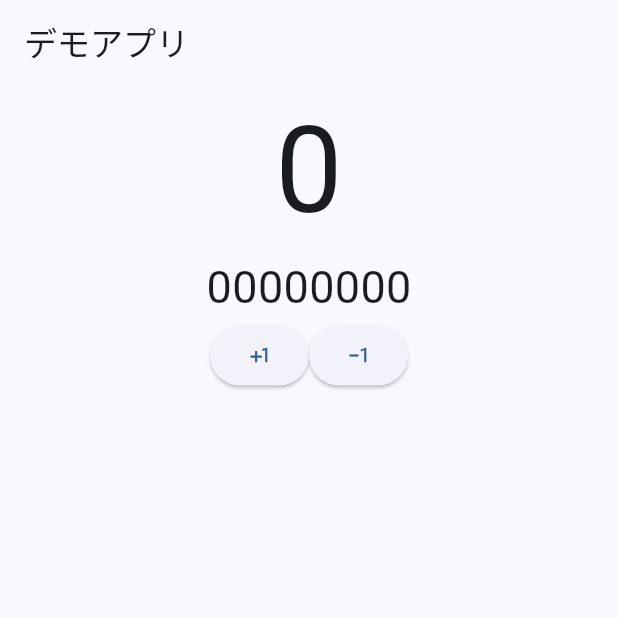
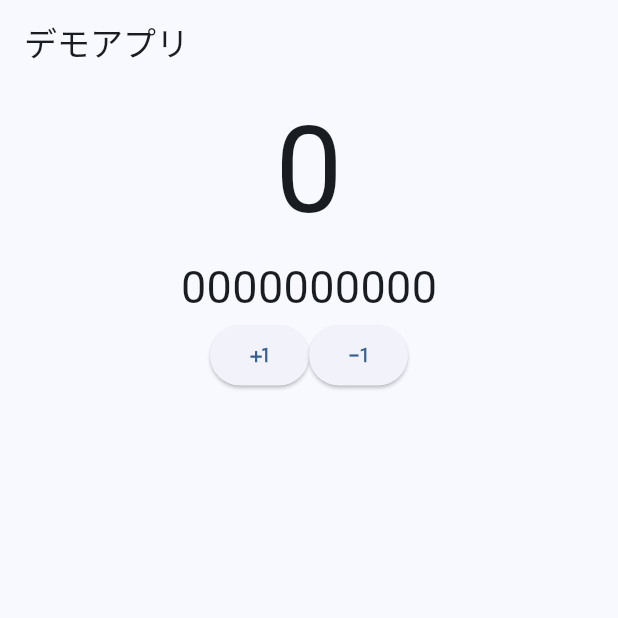
Before and after one commit to frapt-361/flutter_application_1, a Flutter app: the screen it shows after launch, on a phone screen of 412 x 824 dp, the top half of it. Run offline on Flutter 3.47's test engine with Material 3 defaults, Android fonts, the phone set to English and light mode, and no system bars.

Commit message:
bin-digit-refactering

```diff
--- a/lib/main.dart
+++ b/lib/main.dart
@@ -11,7 +11,7 @@ class MyApp2 extends StatelessWidget{
   @override
   Widget build(BuildContext context) {
     return MaterialApp(
-      title: '実践演習0620', home: MyHome(),
+      title: '実践演習0620', home: const MyHome(),
       theme: ThemeData(
 
         colorScheme: ColorScheme.fromSeed(seedColor: Colors.blue),
@@ -35,7 +35,7 @@ class _MyHomeState extends State<MyHome>{
   @override
   Widget build(BuildContext context) {
     return Scaffold(
-      appBar: AppBar(title: Text('デモアプリ')),
+      appBar: AppBar(title: const Text('デモアプリ')),
       floatingActionButton: FloatingActionButton(
         onPressed: ()=>{
           setState((){
@@ -47,19 +47,12 @@ class _MyHomeState extends State<MyHome>{
 
       body: Column(
         children: [
-          Text("$count",style: TextStyle(fontSize: 80),),
+          Text("$count",style: const TextStyle(fontSize: 80),),
           Row(
             mainAxisAlignment: MainAxisAlignment.center,
-            children: [
-              BinDigit(value:count, digit: 7),
-              BinDigit(value:count, digit: 6),
-              BinDigit(value:count, digit: 5),
-              BinDigit(value:count, digit: 4),
-              BinDigit(value:count, digit: 3),
-              BinDigit(value:count, digit: 2),
-              BinDigit(value:count, digit: 1),
-              BinDigit(value:count, digit: 0),
-            ],
+            children: ([9,8,7,6,5,4,3,2,1,0].map((i){
+              return BinDigit(value: count, digit: i);
+            })).toList()
           ),
           Row(
             mainAxisAlignment: MainAxisAlignment.center,
@@ -91,10 +84,9 @@ class BinDigit extends StatelessWidget{
 
   @override
   Widget build(BuildContext context) {
-    return Text((value & (1<< digit) != 0)?'1':'0',style: TextStyle(fontSize: 30));
+    return Text((value & (1<< digit) != 0)?'1':'0',style: const TextStyle(fontSize: 30));
   }
 }
-
 
 
 
```
